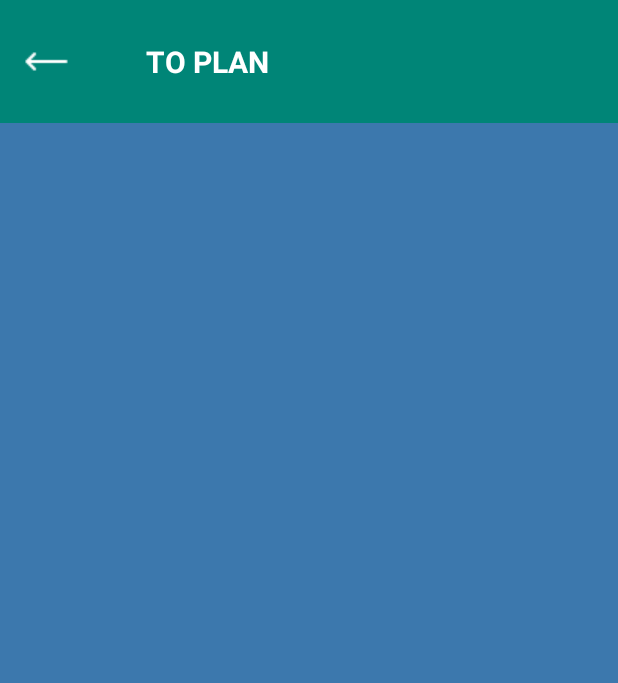
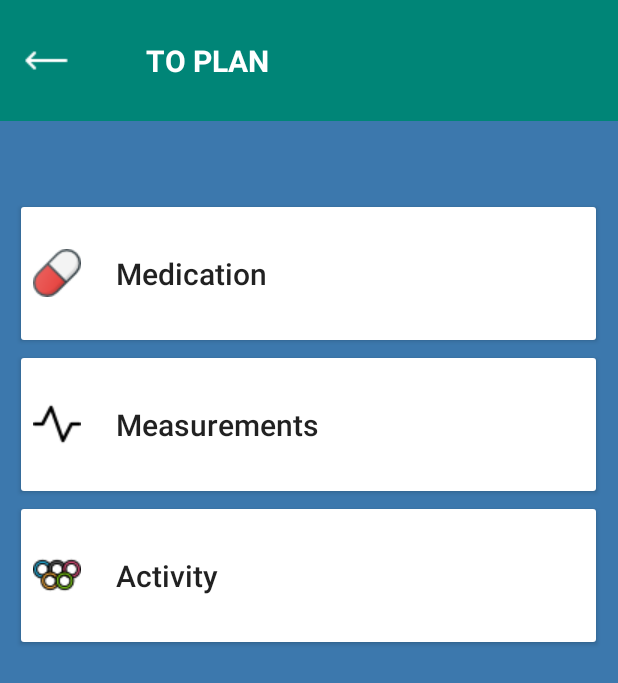
Before and after one commit to sergiger/PillRecordPISProject, an Android app: the Pillplanificar screen opened directly, with no data from a screen before it, on a phone screen of 412 x 824 dp. Shown: the top 683 px of the screen. Run offline under Robolectric (Android 15) with nearby library versions, the phone set to English and light mode, and no system bars.

Commit message:
Starting Mesurements

```diff
--- a/app/src/main/AndroidManifest.xml
+++ b/app/src/main/AndroidManifest.xml
@@ -10,7 +10,8 @@
         android:roundIcon="@mipmap/ic_launcher_round"
         android:supportsRtl="true"
         android:theme="@style/AppTheme">
-        <activity android:name=".ui.Pill.Pillplanificar"></activity>
+        <activity android:name=".ui.Pill.PillMedication"></activity>
+        <activity android:name=".ui.Pill.Pillplanificar" />
         <activity android:name=".ui.settings.legalInformation.myAccount" />
         <activity android:name=".ui.settings.legalInformation.privacy" />
         <activity android:name=".ui.settings.legalInformation.userRequirements" />
--- /dev/null
+++ b/app/src/main/java/com/example/afontgou17alumnes/mypillrecord/ui/Pill/PillMedication.kt
@@ -0,0 +1,13 @@
+package com.example.afontgou17alumnes.mypillrecord.ui.Pill
+
+import android.support.v7.app.AppCompatActivity
+import android.os.Bundle
+import com.example.afontgou17alumnes.mypillrecord.R
+
+class PillMedication : AppCompatActivity() {
+
+    override fun onCreate(savedInstanceState: Bundle?) {
+        super.onCreate(savedInstanceState)
+        setContentView(R.layout.activity_pill_medication)
+    }
+}
--- a/app/src/main/java/com/example/afontgou17alumnes/mypillrecord/ui/Pill/Pillplanificar.kt
+++ b/app/src/main/java/com/example/afontgou17alumnes/mypillrecord/ui/Pill/Pillplanificar.kt
@@ -1,9 +1,11 @@
 package com.example.afontgou17alumnes.mypillrecord.ui.Pill
 
+import android.content.Intent
 import android.support.v7.app.AppCompatActivity
 import android.os.Bundle
 import android.widget.ImageButton
 import com.example.afontgou17alumnes.mypillrecord.R
+import kotlinx.android.synthetic.main.activity_pillplanificar.*
 
 class Pillplanificar : AppCompatActivity() {
 
@@ -14,5 +16,10 @@ class Pillplanificar : AppCompatActivity() {
         image_view.setOnClickListener {
             onBackPressed()
         }
+        btn_medicacio.setOnClickListener{
+            val intent = Intent(this,PillMedication::class.java)
+            startActivity(intent)
+        }
+
     }
 }
--- /dev/null
+++ b/app/src/main/res/layout/activity_pill_medication.xml
@@ -0,0 +1,9 @@
+<?xml version="1.0" encoding="utf-8"?>
+<android.support.constraint.ConstraintLayout xmlns:android="http://schemas.android.com/apk/res/android"
+    xmlns:app="http://schemas.android.com/apk/res-auto"
+    xmlns:tools="http://schemas.android.com/tools"
+    android:layout_width="match_parent"
+    android:layout_height="match_parent"
+    tools:context=".ui.Pill.PillMedication">
+
+</android.support.constraint.ConstraintLayout>
--- a/app/src/main/res/layout/activity_pillplanificar.xml
+++ b/app/src/main/res/layout/activity_pillplanificar.xml
@@ -8,24 +8,25 @@
     android:background="@color/colorApp3">
 
     <LinearLayout
-        android:weightSum="40"
+        android:layout_width="match_parent"
+        android:layout_height="match_parent"
         android:gravity="top"
         android:orientation="vertical"
-        android:layout_height="match_parent"
-        android:layout_width="match_parent">
+        android:weightSum="80"
+        tools:layout_editor_absoluteX="86dp"
+        tools:layout_editor_absoluteY="0dp">
 
         <android.support.v7.widget.Toolbar
             android:id="@+id/toolbar2"
             android:layout_width="match_parent"
             android:layout_height="0dp"
-            android:layout_weight="4"
+            android:layout_weight="10"
             android:background="?attr/colorPrimary"
             android:minHeight="?attr/actionBarSize"
             android:theme="?attr/actionBarTheme"
             app:layout_constraintEnd_toEndOf="parent"
             app:layout_constraintStart_toStartOf="parent"
-            app:layout_constraintTop_toTopOf="parent"
-            >
+            app:layout_constraintTop_toTopOf="parent">
 
             <ImageButton
                 android:id="@+id/left_arrow"
@@ -39,9 +40,81 @@
                 android:text="           TO PLAN"
                 android:textColor="@color/cardview_light_background"
                 android:textSize="20dp"
-                android:textStyle="bold"
-                ></TextView>
+                android:textStyle="bold"></TextView>
         </android.support.v7.widget.Toolbar>
+
+        <TextView
+            android:layout_width="wrap_content"
+            android:layout_height="wrap_content"
+            android:layout_weight="4"></TextView>
+
+        <LinearLayout
+            android:layout_width="match_parent"
+            android:layout_height="wrap_content"
+            android:layout_weight="6"
+            android:gravity="center"
+            android:orientation="horizontal"
+            android:weightSum="20">
+
+            <Button
+                style="@style/Widget.AppCompat.Button"
+                android:layout_width="0dp"
+                android:layout_height="match_parent"
+                android:layout_weight="19"
+                android:backgroundTint="@color/cardview_light_background"
+                android:drawableLeft="@drawable/pill"
+                android:text="     Medication"
+                android:textAlignment="textStart"
+                android:textSize="20dp"
+                android:textAllCaps="false"
+                android:id="@+id/btn_medicacio"
+                >
+            </Button>
+        </LinearLayout>
+
+        <LinearLayout
+            android:layout_width="match_parent"
+            android:layout_height="wrap_content"
+            android:layout_weight="6"
+            android:gravity="center"
+            android:orientation="horizontal"
+            android:weightSum="20">
+
+            <Button
+                style="@style/Widget.AppCompat.Button"
+                android:layout_width="0dp"
+                android:layout_height="match_parent"
+                android:layout_weight="19"
+                android:backgroundTint="@color/cardview_light_background"
+                android:drawableLeft="@drawable/pulse"
+                android:text="     Measurements"
+                android:textAlignment="textStart"
+                android:textSize="20dp"
+                android:textAllCaps="false"
+                ></Button>
+        </LinearLayout>
+
+        <LinearLayout
+            android:layout_width="match_parent"
+            android:layout_height="wrap_content"
+            android:layout_weight="6"
+            android:gravity="center"
+            android:orientation="horizontal"
+            android:weightSum="20">
+
+            <Button
+                style="@style/Widget.AppCompat.Button"
+                android:layout_width="0dp"
+                android:layout_height="match_parent"
+                android:layout_weight="19"
+                android:backgroundTint="@color/cardview_light_background"
+                android:drawableLeft="@drawable/olimpic"
+                android:text="     Activity"
+                android:textAlignment="textStart"
+                android:textSize="20dp"
+                android:textAllCaps="false"
+                ></Button>
+        </LinearLayout>
     </LinearLayout>
 
 </android.support.constraint.ConstraintLayout>
--- a/app/src/main/res/layout/pill_fragment_fragment.xml
+++ b/app/src/main/res/layout/pill_fragment_fragment.xml
@@ -20,20 +20,27 @@
                 android:layout_width="wrap_content"
                 android:layout_height="wrap_content"
                 android:layout_weight="4"/>
-
+            <LinearLayout
+                android:layout_width="match_parent"
+                android:layout_height="wrap_content"
+                android:layout_weight="2"
+                android:weightSum="20"
+                android:gravity="center"
+                android:orientation="horizontal">
                 <Button
                     android:id="@+id/btn_add_therapy"
                     style="@style/Widget.AppCompat.Button"
-                android:layout_width="370dp"
-                android:layout_height="wrap_content"
+                    android:layout_width="0dp"
+                    android:layout_height="match_parent"
                     android:layout_gravity="center"
-                android:layout_weight="2"
                     android:backgroundTint="@color/cardview_light_background"
                     android:text="    +       Add"
                     android:textAlignment="textStart"
                     android:textAllCaps="false"
                     android:textSize="20dp"
+                    android:layout_weight="19">
                    ></Button>
+            </LinearLayout>
             <android.support.v4.view.ViewPager
                 android:id="@+id/viewPagerTherapy"
                 android:layout_width="wrap_content"
```
Also changed, not shown: app/src/main/res/drawable/olimpic.png (added), app/src/main/res/drawable/pill.png (added), app/src/main/res/drawable/pulse.png (added). Lines whose indentation alone changed are shown as unchanged.
